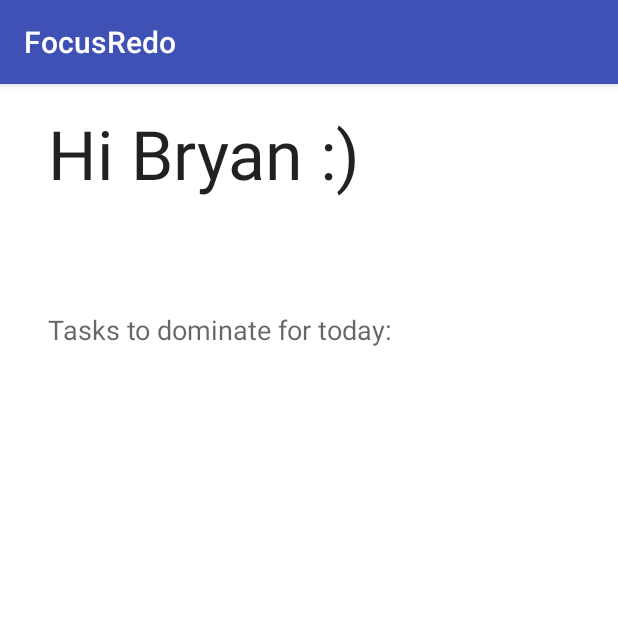
After one commit to bry-jiang/FocusRedo, an Android app: the fragment TodayFragment shown on its own in the app's theme, on a phone screen of 412 x 824 dp, the top half of it. The commit adds this screen. Run offline under Robolectric (Android 15) with nearby library versions, the phone set to English and light mode, and no system bars.

Commit message:
Added the bottom bar and some fragments on the today fragment.

```diff
--- a/app/build.gradle
+++ b/app/build.gradle
@@ -24,5 +24,6 @@ dependencies {
     testCompile 'junit:junit:4.12'
     compile 'com.android.support:appcompat-v7:24.1.1'
     compile 'com.github.markushi:circlebutton:1.1'
-
+    compile 'com.aurelhubert:ahbottomnavigation:1.3.3'
+    compile 'com.android.support:support-v4:24.0.0'
 }
--- /dev/null
+++ b/app/src/main/java/layout/TodayFragment.java
@@ -0,0 +1,30 @@
+package layout;
+
+
+import android.os.Bundle;
+import android.support.v4.app.Fragment;
+import android.view.LayoutInflater;
+import android.view.View;
+import android.view.ViewGroup;
+
+import com.example.bryan.focusredo.R;
+
+/**
+ * A simple {@link Fragment} subclass.
+ */
+public class TodayFragment extends Fragment {
+
+
+    public TodayFragment() {
+        // Required empty public constructor
+    }
+
+
+    @Override
+    public View onCreateView(LayoutInflater inflater, ViewGroup container,
+                             Bundle savedInstanceState) {
+        // Inflate the layout for this fragment
+        return inflater.inflate(R.layout.fragment_today, container, false);
+    }
+
+}
--- /dev/null
+++ b/app/src/main/res/layout/fragment_today.xml
@@ -0,0 +1,75 @@
+<RelativeLayout xmlns:android="http://schemas.android.com/apk/res/android"
+    xmlns:tools="http://schemas.android.com/tools"
+    android:layout_width="match_parent"
+    android:layout_height="match_parent"
+    tools:context="layout.TodayFragment">
+
+    <LinearLayout
+        android:orientation="vertical"
+        android:layout_width="match_parent"
+        android:layout_height="match_parent"
+        android:layout_alignParentTop="true"
+        android:layout_centerHorizontal="true"
+        android:paddingLeft="16dp"
+        android:paddingRight="16dp"
+        android:background="#ffffff">
+
+        <RelativeLayout
+            android:layout_width="match_parent"
+            android:layout_height="match_parent"
+            android:layout_weight="1"
+            android:padding="16dp">
+
+            <TextView
+                android:layout_width="wrap_content"
+                android:layout_height="wrap_content"
+                android:textAppearance="?android:attr/textAppearanceLarge"
+                android:text="Hi Bryan :)"
+                android:id="@+id/textView"
+                android:layout_alignParentTop="true"
+                android:layout_alignParentLeft="true"
+                android:layout_alignParentStart="true"
+                android:textSize="45dp" />
+
+            <TextView
+                android:layout_width="wrap_content"
+                android:layout_height="wrap_content"
+                android:textAppearance="?android:attr/textAppearanceMedium"
+                android:text="Tasks to dominate for today:"
+                android:id="@+id/textView2"
+                android:layout_alignParentBottom="true"
+                android:layout_alignLeft="@+id/textView"
+                android:layout_alignStart="@+id/textView" />
+
+        </RelativeLayout>
+
+        <RelativeLayout
+            android:layout_width="match_parent"
+            android:layout_height="match_parent"
+            android:layout_weight="1"
+            android:id="@+id/today_container1"
+            android:onClick="setEmpty1">
+
+        </RelativeLayout>
+
+        <RelativeLayout
+            android:layout_width="match_parent"
+            android:layout_height="match_parent"
+            android:layout_weight="1"
+            android:id="@+id/today_container2"
+            android:onClick="setEmpty2">
+
+        </RelativeLayout>
+
+        <RelativeLayout
+            android:layout_width="match_parent"
+            android:layout_height="match_parent"
+            android:layout_weight="1"
+            android:id="@+id/today_container3"
+            android:onClick="setEmpty3">
+
+        </RelativeLayout>
+
+    </LinearLayout>
+
+</RelativeLayout>
--- a/app/src/main/res/values/strings.xml
+++ b/app/src/main/res/values/strings.xml
@@ -1,3 +1,6 @@
 <resources>
     <string name="app_name">FocusRedo</string>
+
+    <!-- TODO: Remove or change this placeholder text -->
+    <string name="hello_blank_fragment">Hello blank fragment</string>
 </resources>
```
Also changed, not shown: app/src/main/java/com/example/bryan/focusredo/MainActivity.java (+97 -20 lines), app/src/main/java/com/example/bryan/focusredo/SimpleCursorLoader.java (deleted, +0 -85 lines), app/src/main/java/layout/FinishedFragment.java (added, +30 -0 lines), app/src/main/java/layout/MasterListFragment.java (added, +30 -0 lines), app/src/main/java/layout/TodayEmptyFragment.java (added, +30 -0 lines), app/src/main/res/layout/activity_main.xml (+20 -10 lines), app/src/main/res/layout/fragment_finished.xml (added, +14 -0 lines), app/src/main/res/layout/fragment_master_list.xml (added, +14 -0 lines), app/src/main/res/layout/fragment_today_empty.xml (added, +14 -0 lines), app/src/main/res/layout/list_item_layout.xml (+12 -4 lines), app/src/main/res/drawable/add.png (added), app/src/main/res/drawable/check.png (added), app/src/main/res/drawable/crown.png (added), app/src/main/res/drawable/goal.png (added).
